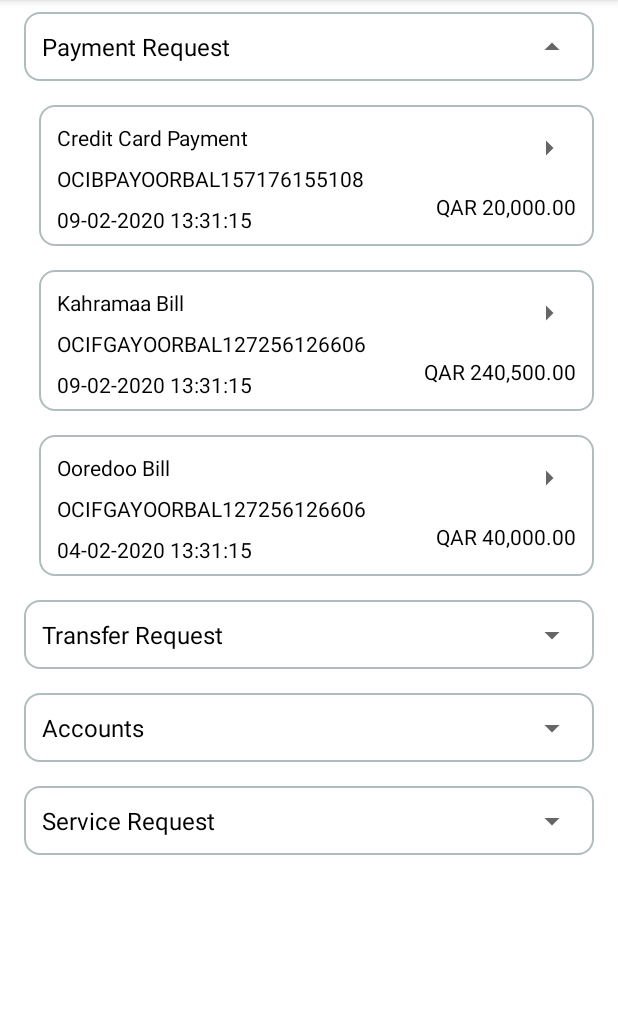
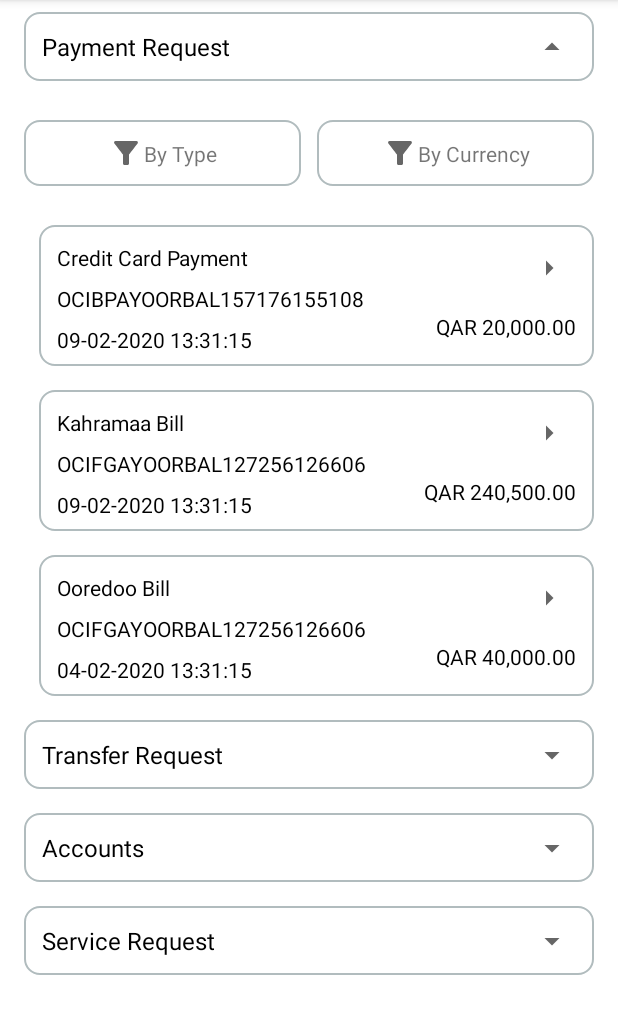
Before and after one commit to subind/RecyclerView, an Android app: the screen it shows after launch (MainActivity), after a tap on an icon or button, on a phone screen of 412 x 824 dp, the part 84-1118 px from its top. Run offline under Robolectric (Android 15) with nearby library versions, the phone set to English and light mode, and no system bars.

Commit message:
filter holder now available when expanded

```diff
--- a/app/src/main/java/com/example/recyclerviewpocs/adapter/MyExpandableAdapter.kt
+++ b/app/src/main/java/com/example/recyclerviewpocs/adapter/MyExpandableAdapter.kt
@@ -1,5 +1,6 @@
 package com.example.recyclerviewpocs.adapter
 
+import android.util.Log
 import android.view.LayoutInflater
 import android.view.View
 import android.view.ViewGroup
@@ -7,10 +8,13 @@ import androidx.recyclerview.widget.RecyclerView
 import com.example.recyclerviewpocs.R
 import com.example.recyclerviewpocs.models.ExpandableModel
 import kotlinx.android.synthetic.main.child_row.view.*
+import kotlinx.android.synthetic.main.filter_row.view.*
 import kotlinx.android.synthetic.main.header_row.view.*
 
 class MyExpandableAdapter(var myList: MutableList<ExpandableModel>) :
     RecyclerView.Adapter<RecyclerView.ViewHolder>() {
+
+    private val TAG = "MyExpandableAdapter"
 
     override fun onCreateViewHolder(parent: ViewGroup, viewType: Int): RecyclerView.ViewHolder {
         return when (viewType) {
@@ -25,6 +29,13 @@ class MyExpandableAdapter(var myList: MutableList<ExpandableModel>) :
                 ChildViewHolder(
                     LayoutInflater.from(parent.context).inflate(
                         R.layout.child_row, parent, false
+                    )
+                )
+            }
+            ExpandableModel.FILTER -> {
+                FilterViewHolder(
+                    LayoutInflater.from(parent.context).inflate(
+                        R.layout.filter_row, parent, false
                     )
                 )
             }
@@ -67,18 +78,34 @@ class MyExpandableAdapter(var myList: MutableList<ExpandableModel>) :
                 holder.rimNumber.text = row.child?.rimNum
                 holder.dateTime.text = row.child?.dateTime
                 holder.amount.text = row.child?.amount
+                holder.rightArrow.setOnClickListener {
+                    Log.i(TAG, "Child right-arrow tapped: ${row.child?.childTitle}")
+                }
+            }
+            ExpandableModel.FILTER -> {
+                (holder as FilterViewHolder).filterLayout1.setOnClickListener {
+                    Log.i(TAG, "filter 1 tapped: ${row.header?.headerTitle}")
+                }
+                holder.filterLayout2.setOnClickListener {
+                    Log.i(TAG, "filter 2 tapped: ${row.header?.headerTitle}")
+                }
             }
         }
     }
 
     private fun expandRow(position: Int) {
         val row = myList[position]
-        var nextPosition = position
+        var nextPosition = position + 1
         when (row.type) {
             ExpandableModel.HEADER -> {
                 myList[position].isExpanded = true
+                val expandableModel = ExpandableModel()
+                expandableModel.type = ExpandableModel.FILTER
+                expandableModel.child = null
+                expandableModel.header = row.header
+                myList.add(nextPosition, expandableModel)
                 for (child in row.header!!.childrenList) {
-                    var expandableModel = ExpandableModel()
+                    val expandableModel = ExpandableModel()
                     expandableModel.type = ExpandableModel.CHILD
                     expandableModel.child = child
                     expandableModel.header = null
@@ -129,4 +156,9 @@ class MyExpandableAdapter(var myList: MutableList<ExpandableModel>) :
         internal var rightArrow = itemView.iv_right
     }
 
+    class FilterViewHolder(itemView: View) : RecyclerView.ViewHolder(itemView) {
+        internal var filterLayout1 = itemView.cl_1
+        internal var filterLayout2 = itemView.cl_2
+    }
+
 }
--- a/app/src/main/java/com/example/recyclerviewpocs/models/ExpandableModel.kt
+++ b/app/src/main/java/com/example/recyclerviewpocs/models/ExpandableModel.kt
@@ -5,11 +5,11 @@ class ExpandableModel {
     companion object{
         const val HEADER = 1
         const val CHILD = 2
+        const val FILTER = 3
     }
 
     var type: Int = 0
     var isExpanded: Boolean = false
-    var isChecked: Boolean = false
     var header: TransactionType? = null
     var child: TransactionBill? = null
 
--- /dev/null
+++ b/app/src/main/res/drawable/ic_filter.xml
@@ -0,0 +1,10 @@
+<vector xmlns:android="http://schemas.android.com/apk/res/android"
+    android:width="24dp"
+    android:height="24dp"
+    android:viewportWidth="24"
+    android:viewportHeight="24"
+    android:tint="?attr/colorControlNormal">
+  <path
+      android:fillColor="@android:color/white"
+      android:pathData="M4.25,5.61C6.27,8.2 10,13 10,13v6c0,0.55 0.45,1 1,1h2c0.55,0 1,-0.45 1,-1v-6c0,0 3.72,-4.8 5.74,-7.39C20.25,4.95 19.78,4 18.95,4H5.04C4.21,4 3.74,4.95 4.25,5.61z"/>
+</vector>
--- /dev/null
+++ b/app/src/main/res/layout/filter_row.xml
@@ -0,0 +1,107 @@
+<?xml version="1.0" encoding="utf-8"?>
+<androidx.constraintlayout.widget.ConstraintLayout xmlns:android="http://schemas.android.com/apk/res/android"
+    xmlns:app="http://schemas.android.com/apk/res-auto"
+    xmlns:tools="http://schemas.android.com/tools"
+    android:id="@+id/filter_row"
+    android:layout_width="match_parent"
+    android:layout_height="wrap_content"
+    android:layout_marginStart="16dp"
+    android:layout_marginLeft="16dp"
+    android:layout_marginTop="8dp"
+    android:layout_marginEnd="16dp"
+    android:layout_marginRight="16dp"
+    android:layout_marginBottom="8dp">
+
+
+    <androidx.constraintlayout.widget.ConstraintLayout
+        android:id="@+id/cl_1"
+        android:layout_width="0dp"
+        android:layout_height="wrap_content"
+        android:layout_marginTop="10dp"
+        android:layout_marginBottom="10dp"
+        android:background="@drawable/rounded_corner_bg"
+        app:layout_constraintBottom_toBottomOf="parent"
+        app:layout_constraintEnd_toStartOf="@+id/cl_2"
+        app:layout_constraintHorizontal_bias="0.5"
+        app:layout_constraintHorizontal_chainStyle="spread"
+        app:layout_constraintStart_toStartOf="parent"
+        app:layout_constraintTop_toTopOf="parent"
+        android:layout_marginRight="5dp"
+        android:layout_marginEnd="5dp"
+        android:clickable="true"
+        android:focusable="true">
+
+        <ImageView
+            android:id="@+id/iv_cl1"
+            android:layout_width="wrap_content"
+            android:layout_height="wrap_content"
+            app:layout_constraintBottom_toBottomOf="parent"
+            app:layout_constraintEnd_toStartOf="@+id/tv_cl1"
+            app:layout_constraintHorizontal_bias="0.5"
+            app:layout_constraintHorizontal_chainStyle="packed"
+            app:layout_constraintStart_toStartOf="parent"
+            app:layout_constraintTop_toTopOf="parent"
+            app:srcCompat="@drawable/ic_filter"
+            tools:ignore="VectorDrawableCompat"
+            android:layout_marginTop="10dp"
+            android:layout_marginBottom="10dp" />
+
+        <TextView
+            android:id="@+id/tv_cl1"
+            android:layout_width="wrap_content"
+            android:layout_height="wrap_content"
+            android:text="By Type"
+            app:layout_constraintBottom_toBottomOf="parent"
+            app:layout_constraintEnd_toEndOf="parent"
+            app:layout_constraintHorizontal_bias="0.5"
+            app:layout_constraintStart_toEndOf="@+id/iv_cl1"
+            app:layout_constraintTop_toTopOf="parent"
+            android:layout_marginTop="10dp"
+            android:layout_marginBottom="10dp" />
+    </androidx.constraintlayout.widget.ConstraintLayout>
+
+    <androidx.constraintlayout.widget.ConstraintLayout
+        android:id="@+id/cl_2"
+        android:layout_width="0dp"
+        android:layout_height="wrap_content"
+        android:background="@drawable/rounded_corner_bg"
+        app:layout_constraintBottom_toBottomOf="parent"
+        app:layout_constraintEnd_toEndOf="parent"
+        app:layout_constraintHorizontal_bias="0.5"
+        app:layout_constraintStart_toEndOf="@+id/cl_1"
+        app:layout_constraintTop_toTopOf="parent"
+        android:layout_marginLeft="5dp"
+        android:layout_marginStart="5dp"
+        android:clickable="true"
+        android:focusable="true">
+
+        <ImageView
+            android:id="@+id/iv_cl2"
+            android:layout_width="wrap_content"
+            android:layout_height="wrap_content"
+            app:layout_constraintBottom_toBottomOf="parent"
+            app:layout_constraintEnd_toStartOf="@+id/tv_cl2"
+            app:layout_constraintHorizontal_bias="0.5"
+            app:layout_constraintHorizontal_chainStyle="packed"
+            app:layout_constraintStart_toStartOf="parent"
+            app:layout_constraintTop_toTopOf="parent"
+            app:srcCompat="@drawable/ic_filter"
+            tools:ignore="VectorDrawableCompat"
+            android:layout_marginTop="10dp"
+            android:layout_marginBottom="10dp" />
+
+        <TextView
+            android:id="@+id/tv_cl2"
+            android:layout_width="wrap_content"
+            android:layout_height="wrap_content"
+            android:text="By Currency"
+            app:layout_constraintBottom_toBottomOf="parent"
+            app:layout_constraintEnd_toEndOf="parent"
+            app:layout_constraintHorizontal_bias="0.5"
+            app:layout_constraintStart_toEndOf="@+id/iv_cl2"
+            app:layout_constraintTop_toTopOf="parent"
+            android:layout_marginTop="10dp"
+            android:layout_marginBottom="10dp" />
+    </androidx.constraintlayout.widget.ConstraintLayout>
+
+</androidx.constraintlayout.widget.ConstraintLayout>
```
